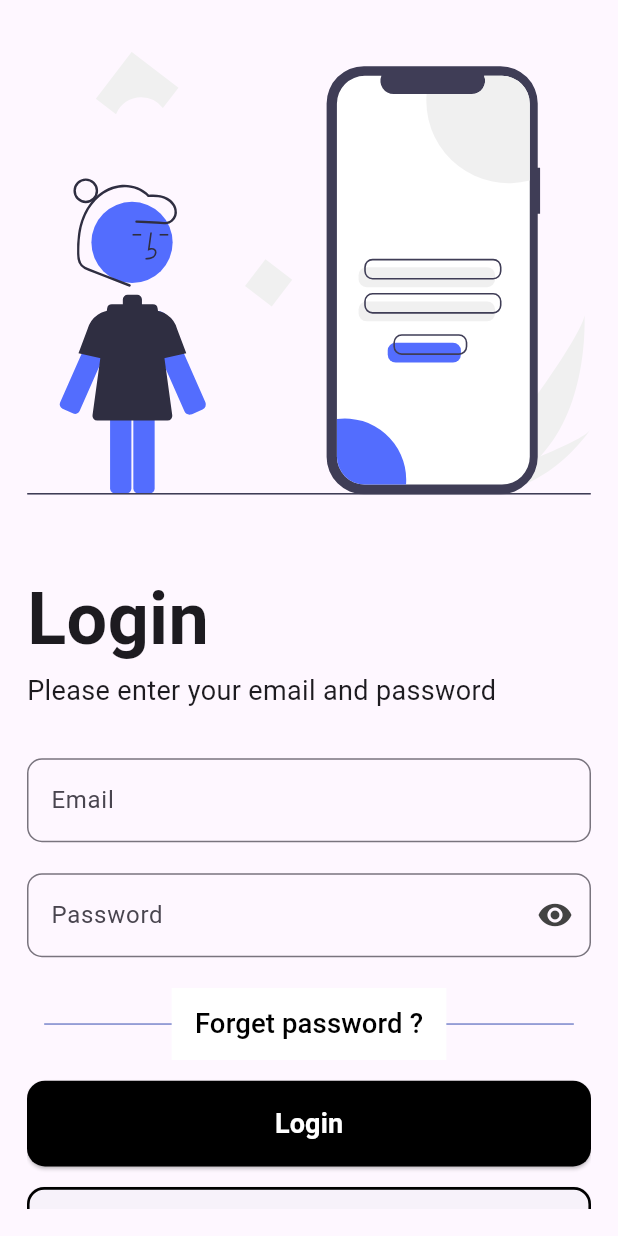
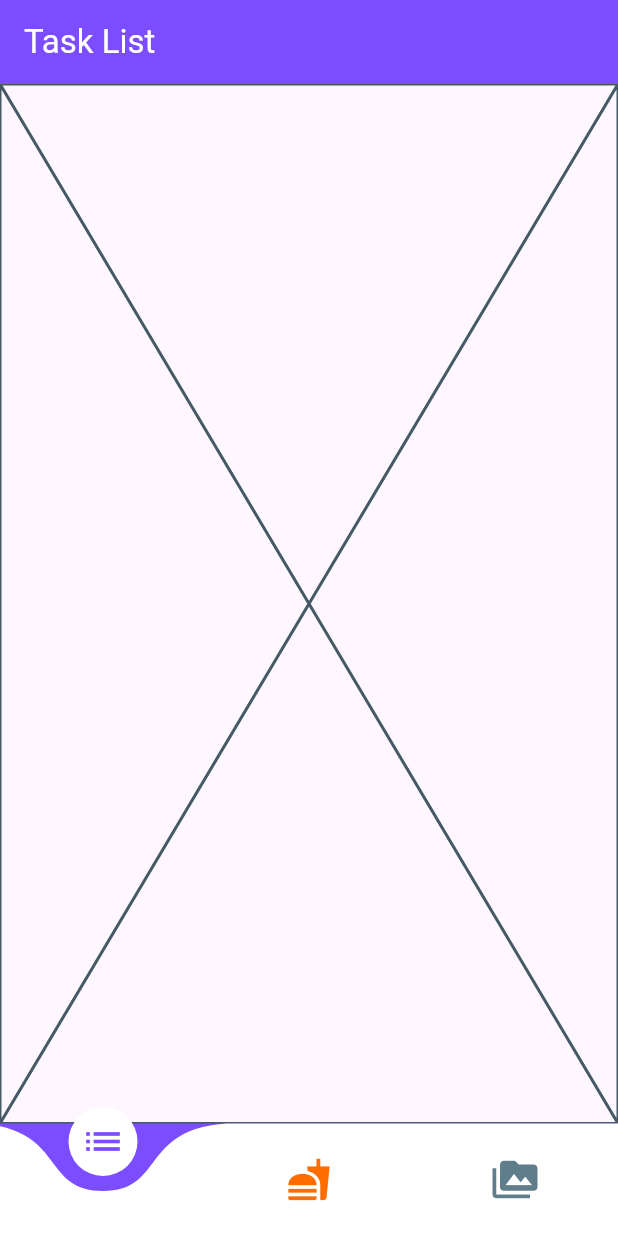
Before and after one commit to AhmedSamy02/tasklist_application, a Flutter app: the screen it shows after launch, on a phone screen of 412 x 824 dp. Run offline on Flutter 3.47's test engine with Material 3 defaults, Android fonts, the phone set to English and light mode, and no system bars; drawn by our look-alikes of curved_navigation_bar; our stand-ins replace cached_network_image, dartz, dio, flutter_onboarding_slider, flutter_screenutil, flutter_secure_storage and 8 more; missing offline and left inert: cloudinary_api, dart_frog, dart_jsonwebtoken, fancy_password_field, mongo_dart; Roboto replaces fonts that are missing (Cookie); project files that could hold a hidden picture were left out.

Commit message:
[➕ FR] Application; Adding recipies list screen

```diff
--- a/tasklist_application/tasklist_recipes_chat/lib/core/constants/assets.dart
+++ b/tasklist_application/tasklist_recipes_chat/lib/core/constants/assets.dart
@@ -7,3 +7,8 @@ const kEmailScreenAsset = 'assets/images/svg/email_screen.svg';
 const kOtpScreenAsset = 'assets/images/svg/otp_screen.svg';
 const kResetPasswordAsset = 'assets/images/svg/reset_password.svg';
 const kRegisterAsset = 'assets/images/svg/register.svg';
+const kPrepAsset = 'assets/images/svg/prep.svg';
+const kCookingAsset = 'assets/images/svg/cooking.svg';
+const kFailedRecipieLink =
+    'https://cdn.pixabay.com/photo/2023/06/03/14/48/woman-8037822_960_720.png';
+    const kFailedRecipieAsset ='assets/images/failed_loading_recipie.png';
--- /dev/null
+++ b/tasklist_application/tasklist_recipes_chat/lib/core/constants/colors.dart
@@ -0,0 +1,5 @@
+import 'package:flutter/material.dart';
+
+const kPage1Color = Colors.deepPurpleAccent;
+final kPage2Color = Colors.orangeAccent[700]!;
+const kPage3Color = Colors.blueGrey;
--- a/tasklist_application/tasklist_recipes_chat/lib/core/constants/screens.dart
+++ b/tasklist_application/tasklist_recipes_chat/lib/core/constants/screens.dart
@@ -7,3 +7,4 @@ const kHomeScreen = 'home_screen';
 const kOnboardingScreen = 'onboarding_screen';
 const kChatScreen = 'chat_screen';
 const kResetPasswordScreen = 'reset_password_screen';
+const kRecipieDetailsScreen = 'recipie_details_screen';
--- a/tasklist_application/tasklist_recipes_chat/lib/features/auth/presentation/controllers/auth_controller.dart
+++ b/tasklist_application/tasklist_recipes_chat/lib/features/auth/presentation/controllers/auth_controller.dart
@@ -65,7 +65,7 @@ class AuthController {
           title: 'Success',
           text: 'Login successful',
         );
-        // Navigator.pushNamed(context, kHomeScreen);
+        Navigator.pushReplacementNamed(context, kHomeScreen);
       },
     );
   }
--- a/tasklist_application/tasklist_recipes_chat/lib/features/recipies/data/data_source/recipies_remote_data_source.dart
+++ b/tasklist_application/tasklist_recipes_chat/lib/features/recipies/data/data_source/recipies_remote_data_source.dart
@@ -9,7 +9,7 @@ abstract class RecipiesRemoteDataSource {
 
 class RecipiesRemoteDataSourceImpl implements RecipiesRemoteDataSource {
   final Dio dio;
-  final endpoint = 'recipies/';
+  final endpoint = 'recipes/';
   RecipiesRemoteDataSourceImpl({required this.dio});
   @override
   Future<List<Recipie>> getRecipies(
@@ -18,6 +18,8 @@ class RecipiesRemoteDataSourceImpl implements RecipiesRemoteDataSource {
     final response = await dio.get('$baseURL$endpoint',
         queryParameters: {'offset': page, 'limit': limit},
         options: Options(headers: {'Authorization': 'Bearer $token'}));
-    return response.data['data'].map((e) => Recipie.fromJson(e)).toList();
+
+        final recipies = response.data['data'] as List<dynamic>;
+    return recipies.map((e) => Recipie.fromJson(e)).toList();
   }
 }
--- a/tasklist_application/tasklist_recipes_chat/lib/features/recipies/data/models/recipie.dart
+++ b/tasklist_application/tasklist_recipes_chat/lib/features/recipies/data/models/recipie.dart
@@ -36,8 +36,8 @@ class Recipie {
         diet: json['diet'] as String?,
         ingredientsName: json['ingredients_name'] as String?,
         ingredientsQuantity: json['ingredients_quantity'] as String?,
-        prepTimeInMins: json['prep_time (in mins)'] as int?,
-        cookTimeInMins: json['cook_time (in mins)'] as int?,
+        prepTimeInMins: (json['prep_time (in mins)'] as double?)?.toInt(),
+        cookTimeInMins: (json['cook_time (in mins)'] as double?)?.toInt(),
         instructions: json['instructions'] as String?,
         imageUrl: json['image_url'] as String?,
       );
--- a/tasklist_application/tasklist_recipes_chat/lib/features/recipies/data/repositories/recipie_repo_impl.dart
+++ b/tasklist_application/tasklist_recipes_chat/lib/features/recipies/data/repositories/recipie_repo_impl.dart
@@ -1,7 +1,9 @@
 import 'package:dartz/dartz.dart';
 import 'package:dio/dio.dart';
+import 'package:tasklist_recipes_chat/core/constants/values.dart';
 import 'package:tasklist_recipes_chat/core/errors/failure.dart';
 import 'package:tasklist_recipes_chat/core/errors/server_failure.dart';
+import 'package:tasklist_recipes_chat/core/errors/unauthorized_failure.dart';
 import 'package:tasklist_recipes_chat/core/errors/unknown_failure.dart';
 import 'package:tasklist_recipes_chat/features/recipies/data/data_source/recipies_remote_data_source.dart';
 import 'package:tasklist_recipes_chat/features/recipies/data/models/recipie.dart';
@@ -19,8 +21,12 @@ class RecipieRepoImpl implements RecipieRepo {
           await recipiesRemoteDataSource.getRecipies(page: page, limit: limit);
       return right(recipies);
     } on DioException catch (e) {
+      if(e.response?.statusCode==401){
+        return left(UnauthorizedFailure(message: 'Unauthorized'));
+      }
       return left(ServerFailure.fromDio(e));
     } catch (e) {
+      logger.e('Error: $e');
       return left(UnknownFailure(message: e.toString()));
     }
   }
--- /dev/null
+++ b/tasklist_application/tasklist_recipes_chat/lib/home_screen.dart
@@ -0,0 +1,79 @@
+import 'package:curved_navigation_bar/curved_navigation_bar.dart';
+import 'package:flutter/material.dart';
+import 'package:tasklist_recipes_chat/core/constants/colors.dart';
+import 'package:tasklist_recipes_chat/features/recipies/presentation/screens/recipies_screen.dart';
+
+class HomeScreen extends StatefulWidget {
+  const HomeScreen({super.key});
+
+  @override
+  State<HomeScreen> createState() => _HomeScreenState();
+}
+
+class _HomeScreenState extends State<HomeScreen> {
+  final colorsList = [kPage1Color, kPage2Color, kPage3Color];
+  final textList = ['Task List', 'Recipes', 'Media'];
+  final widgetsList = [
+    const Placeholder(),
+    const RecipiesScreen(),
+    const Placeholder(),
+  ];
+  bool fromNavigaion = false;
+  final PageController _pageController = PageController();
+  int index = 0;
+  @override
+  Widget build(BuildContext context) {
+    return Scaffold(
+      appBar: AppBar(
+        title: Text(
+          textList[index],
+          style: TextStyle(color: Colors.white),
+        ),
+        backgroundColor: colorsList[index],
+      ),
+      body: PageView(
+        controller: _pageController,
+        children: widgetsList,
+        onPageChanged: (index) {
+          if (!fromNavigaion) {
+            setState(() {
+              this.index = index;
+            });
+          }
+        },
+      ),
+      bottomNavigationBar: CurvedNavigationBar(
+        animationCurve: Curves.easeInOut,
+        animationDuration: Durations.long2,
+        backgroundColor: colorsList[index],
+        index: index,
+        items: [
+          Icon(
+            Icons.list,
+            size: 30,
+            color: colorsList[0],
+          ),
+          Icon(
+            Icons.fastfood,
+            size: 30,
+            color: colorsList[1],
+          ),
+          Icon(
+            Icons.perm_media,
+            size: 30,
+            color: colorsList[2],
+          ),
+        ],
+        onTap: (index) async {
+          fromNavigaion = true;
+          await _pageController.animateToPage(index,
+              duration: Durations.long2, curve: Curves.easeInOut);
+          fromNavigaion = false;
+          setState(() {
+              this.index = index;
+            });
+        },
+      ),
+    );
+  }
+}
--- a/tasklist_application/tasklist_recipes_chat/lib/main.dart
+++ b/tasklist_application/tasklist_recipes_chat/lib/main.dart
@@ -9,6 +9,8 @@ import 'package:tasklist_recipes_chat/features/auth/presentation/screens/onboard
 import 'package:tasklist_recipes_chat/features/auth/presentation/screens/otp_screen.dart';
 import 'package:tasklist_recipes_chat/features/auth/presentation/screens/register_screen.dart';
 import 'package:tasklist_recipes_chat/features/auth/presentation/screens/reset_password_screen.dart';
+import 'package:tasklist_recipes_chat/features/recipies/presentation/screens/recipies_details_screen.dart';
+import 'package:tasklist_recipes_chat/home_screen.dart';
 
 void main() {
   initializeSingletons();
@@ -29,7 +31,7 @@ class MainApp extends StatelessWidget {
           primarySwatch: Colors.indigo,
           textTheme: GoogleFonts.robotoTextTheme(),
         ),
-        initialRoute: kLoginScreen,
+        initialRoute: kHomeScreen,
         routes: {
           kOnboardingScreen: (context) => const OnboardingScreen(),
           kLoginScreen: (context) => LoginScreen(),
@@ -37,6 +39,8 @@ class MainApp extends StatelessWidget {
           kOtpScreen: (context) => const OtpScreen(),
           kResetPasswordScreen: (context) => const ResetPasswordScreen(),
           kRegisterScreen: (context) => const RegisterScreen(),
+          kHomeScreen: (context) => const HomeScreen(),
+          kRecipieDetailsScreen: (context) => const RecipiesDetailsScreen(),
         },
       ),
     );
--- a/tasklist_application/tasklist_recipes_chat/pubspec.yaml
+++ b/tasklist_application/tasklist_recipes_chat/pubspec.yaml
@@ -8,6 +8,8 @@ environment:
 
 dependencies:
   animated_splash_screen: ^1.3.0
+  cached_network_image: ^3.3.1
+  curved_navigation_bar: ^1.0.6
   dartz: ^0.10.1
   dio: ^5.5.0+1
   fancy_password_field: ^2.0.7
@@ -26,6 +28,7 @@ dependencies:
   logger: ^2.3.0
   pinput: ^5.0.0
   quickalert: ^1.1.0
+  skeleton_text: ^3.0.1
 
 dev_dependencies:
   flutter_lints: ^3.0.0
```
Also changed, not shown: tasklist_application/tasklist_recipes_chat/lib/core/constants/methods.dart (+35 -0 lines), tasklist_application/tasklist_recipes_chat/lib/features/recipies/presentation/controllers/recipies_controller.dart (added, +51 -0 lines), tasklist_application/tasklist_recipes_chat/lib/features/recipies/presentation/screens/recipies_details_screen.dart (added, +49 -0 lines), tasklist_application/tasklist_recipes_chat/lib/features/recipies/presentation/screens/recipies_screen.dart (added, +78 -0 lines), tasklist_application/tasklist_recipes_chat/lib/features/recipies/presentation/widgets/loading_recipie_item.dart (added, +92 -0 lines), tasklist_application/tasklist_recipes_chat/lib/features/recipies/presentation/widgets/recipie_card_item.dart (added, +44 -0 lines), tasklist_application/tasklist_recipes_chat/lib/features/recipies/presentation/widgets/recipie_list_item.dart (added, +108 -0 lines), tasklist_application/tasklist_recipes_chat/assets/images/failed_loading_recipie.png (added), tasklist_application/tasklist_recipes_chat/assets/images/svg/cooking.svg (added), tasklist_application/tasklist_recipes_chat/assets/images/svg/prep.svg (added), tasklist_application/tasklist_recipes_chat/pubspec.lock, 1 other file.
